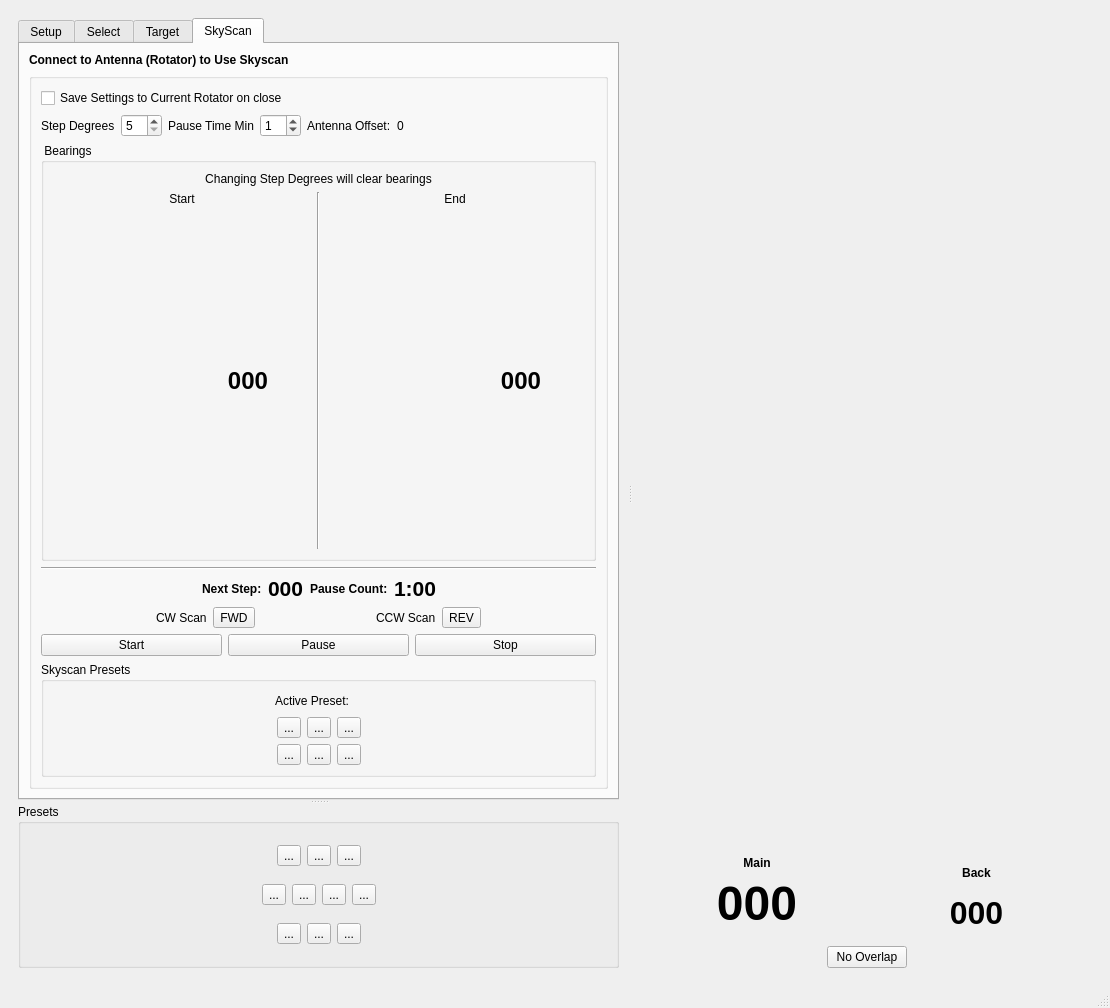
First picture: the form in mqt/MqtRotator/rotatormainwindow.ui, repository Rsclub22/Minos2-Mirror, before the edit.
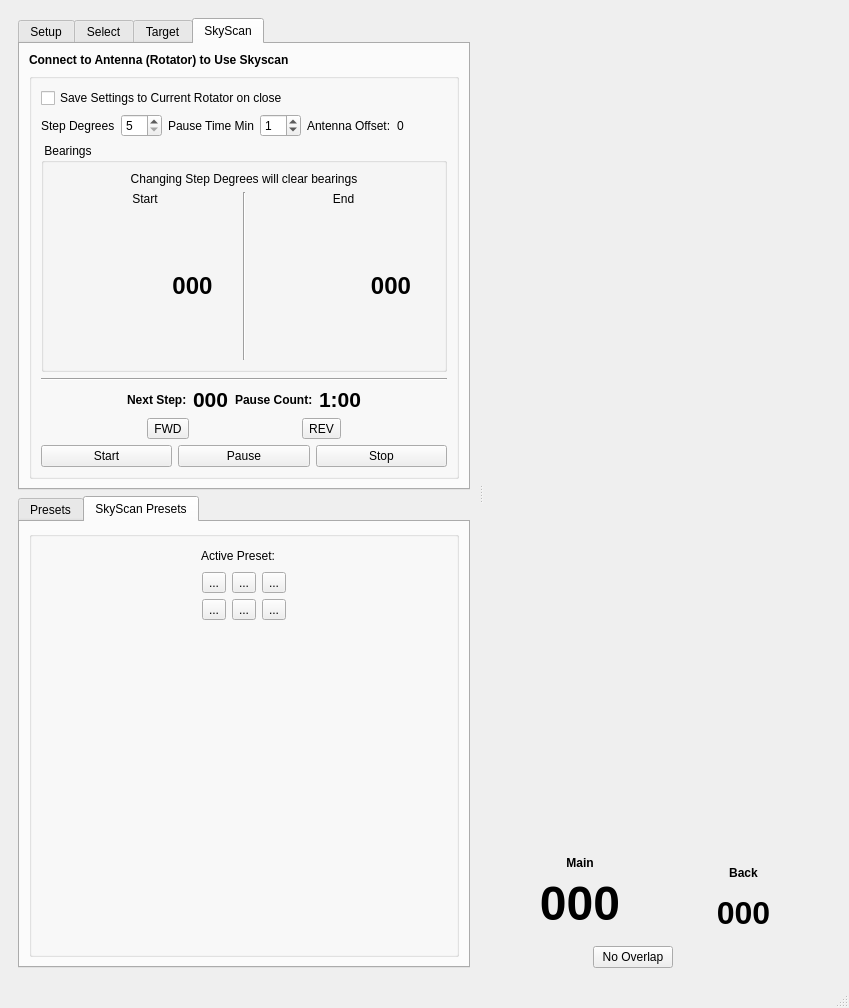
Second picture: the form after the edit. Custom widgets are drawn as their Qt base class.

Commit message: move skyscan preset tabwidget with the rotator presets, hidden when no skyscan

The edit to the form file:
```diff
--- a/mqt/MqtRotator/rotatormainwindow.ui
+++ b/mqt/MqtRotator/rotatormainwindow.ui
@@ -9,7 +9,7 @@
    <rect>
     <x>0</x>
     <y>0</y>
-    <width>1110</width>
+    <width>849</width>
     <height>1008</height>
    </rect>
   </property>
@@ -17,7 +17,7 @@
    <string>Minos Rotator</string>
   </property>
   <widget class="QWidget" name="centralwidget">
-   <layout class="QHBoxLayout" name="horizontalLayout_26">
+   <layout class="QVBoxLayout" name="verticalLayout_6">
     <item>
      <widget class="MinosSplitter" name="rotSplitter">
       <property name="orientation">
@@ -871,13 +871,6 @@
                         </property>
                        </spacer>
                       </item>
-                      <item>
-                       <widget class="QLabel" name="label_3">
-                        <property name="text">
-                         <string>CW Scan</string>
-                        </property>
-                       </widget>
-                      </item>
                       <item>
                        <widget class="QToolButton" name="skyScanCwIndicator">
                         <property name="text">
@@ -898,13 +891,6 @@
                         </property>
                        </spacer>
                       </item>
-                      <item>
-                       <widget class="QLabel" name="label_4">
-                        <property name="text">
-                         <string>CCW Scan</string>
-                        </property>
-                       </widget>
-                      </item>
                       <item>
                        <widget class="QToolButton" name="skyScanCcwIndicator">
                         <property name="text">
@@ -959,180 +945,34 @@
                   </item>
                  </layout>
                 </item>
-                <item>
-                 <widget class="QGroupBox" name="skyScanPresetGroupBox">
-                  <property name="title">
-                   <string>Skyscan Presets</string>
-                  </property>
-                  <layout class="QHBoxLayout" name="horizontalLayout_24">
-                   <item>
-                    <layout class="QVBoxLayout" name="verticalLayout_26">
-                     <item>
-                      <layout class="QHBoxLayout" name="horizontalLayout_25">
-                       <item>
-                        <spacer name="horizontalSpacer_26">
-                         <property name="orientation">
-                          <enum>Qt::Horizontal</enum>
-                         </property>
-                         <property name="sizeHint" stdset="0">
-                          <size>
-                           <width>40</width>
-                           <height>20</height>
-                          </size>
-                         </property>
-                        </spacer>
-                       </item>
-                       <item>
-                        <widget class="QLabel" name="label_9">
-                         <property name="text">
-                          <string>Active Preset:</string>
-                         </property>
-                        </widget>
-                       </item>
-                       <item>
-                        <widget class="QLabel" name="activePresetName">
-                         <property name="text">
-                          <string/>
-                         </property>
-                        </widget>
-                       </item>
-                       <item>
-                        <spacer name="horizontalSpacer_27">
-                         <property name="orientation">
-                          <enum>Qt::Horizontal</enum>
-                         </property>
-                         <property name="sizeHint" stdset="0">
-                          <size>
-                           <width>40</width>
-                           <height>20</height>
-                          </size>
-                         </property>
-                        </spacer>
-                       </item>
-                      </layout>
-                     </item>
-                     <item>
-                      <layout class="QHBoxLayout" name="horizontalLayout_23">
-                       <item>
-                        <spacer name="horizontalSpacer_23">
-                         <property name="orientation">
-                          <enum>Qt::Horizontal</enum>
-                         </property>
-                         <property name="sizeHint" stdset="0">
-                          <size>
-                           <width>40</width>
-                           <height>20</height>
-                          </size>
-                         </property>
-                        </spacer>
-                       </item>
-                       <item>
-                        <widget class="QToolButton" name="skyscanPreset0">
-                         <property name="text">
-                          <string>...</string>
-                         </property>
-                        </widget>
-                       </item>
-                       <item>
-                        <widget class="QToolButton" name="skyscanPreset1">
-                         <property name="text">
-                          <string>...</string>
-                         </property>
-                        </widget>
-                       </item>
-                       <item>
-                        <widget class="QToolButton" name="skyscanPreset2">
-                         <property name="text">
-                          <string>...</string>
-                         </property>
-                        </widget>
-                       </item>
-                       <item>
-                        <spacer name="horizontalSpacer_15">
-                         <property name="orientation">
-                          <enum>Qt::Horizontal</enum>
-                         </property>
-                         <property name="sizeHint" stdset="0">
-                          <size>
-                           <width>40</width>
-                           <height>20</height>
-                          </size>
-                         </property>
-                        </spacer>
-                       </item>
-                      </layout>
-                     </item>
-                     <item>
-                      <layout class="QHBoxLayout" name="horizontalLayout_30">
-                       <item>
-                        <spacer name="horizontalSpacer_25">
-                         <property name="orientation">
-                          <enum>Qt::Horizontal</enum>
-                         </property>
-                         <property name="sizeHint" stdset="0">
-                          <size>
-                           <width>40</width>
-                           <height>20</height>
-                          </size>
-                         </property>
-                        </spacer>
-                       </item>
-                       <item>
-                        <widget class="QToolButton" name="skyscanPreset3">
-                         <property name="text">
-                          <string>...</string>
-                         </property>
-                        </widget>
-                       </item>
-                       <item>
-                        <widget class="QToolButton" name="skyscanPreset4">
-                         <property name="text">
-                          <string>...</string>
-                         </property>
-                        </widget>
-                       </item>
-                       <item>
-                        <widget class="QToolButton" name="skyscanPreset5">
-                         <property name="text">
-                          <string>...</string>
-                         </property>
+               </layout>
+              </widget>
+             </item>
+            </layout>
+           </widget>
+          </widget>
                         </widget>
                        </item>
                        <item>
-                        <spacer name="horizontalSpacer_24">
-                         <property name="orientation">
-                          <enum>Qt::Horizontal</enum>
-                         </property>
-                         <property name="sizeHint" stdset="0">
-                          <size>
-                           <width>40</width>
-                           <height>20</height>
-                          </size>
-                         </property>
-                        </spacer>
-                       </item>
-                      </layout>
-                     </item>
-                    </layout>
-                   </item>
-                  </layout>
-                 </widget>
-                </item>
-               </layout>
-              </widget>
-             </item>
-            </layout>
-           </widget>
-          </widget>
-          <widget class="QGroupBox" name="presetsGroupBox">
-           <property name="title">
+         <widget class="QTabWidget" name="presetsTabWidget">
+          <property name="currentIndex">
+           <number>1</number>
+          </property>
+          <widget class="MinosCustomTab" name="PresetsTab">
+           <attribute name="title">
             <string>Presets</string>
-           </property>
-           <layout class="QVBoxLayout" name="verticalLayout_15">
+           </attribute>
+           <layout class="QVBoxLayout" name="verticalLayout_48">
+            <item>
+             <widget class="QGroupBox" name="presetsGroupBox">
+              <property name="title">
+               <string/>
+              </property>
+              <layout class="QVBoxLayout" name="verticalLayout_36">
             <item>
-             <layout class="QHBoxLayout" name="horizontalLayout_5">
+                <layout class="QHBoxLayout" name="horizontalLayout_26">
               <item>
-               <spacer name="horizontalSpacer_5">
+                  <spacer name="horizontalSpacer_28">
                 <property name="orientation">
                  <enum>Qt::Horizontal</enum>
                 </property>
@@ -1145,7 +985,7 @@
                </spacer>
               </item>
               <item>
-               <layout class="QVBoxLayout" name="verticalLayout_5"/>
+                  <layout class="QVBoxLayout" name="verticalLayout_37"/>
               </item>
               <item>
                <widget class="QToolButton" name="presetButton0">
@@ -1155,7 +995,7 @@
                </widget>
               </item>
               <item>
-               <layout class="QVBoxLayout" name="verticalLayout_6">
+                  <layout class="QVBoxLayout" name="verticalLayout_38">
                 <item>
                  <widget class="QToolButton" name="presetButton1">
                   <property name="text">
@@ -1166,7 +1006,7 @@
                </layout>
               </item>
               <item>
-               <layout class="QVBoxLayout" name="verticalLayout_7">
+                  <layout class="QVBoxLayout" name="verticalLayout_39">
                 <item>
                  <widget class="QToolButton" name="presetButton2">
                   <property name="text">
@@ -1177,7 +1017,7 @@
                </layout>
               </item>
               <item>
-               <spacer name="horizontalSpacer_6">
+                  <spacer name="horizontalSpacer_29">
                 <property name="orientation">
                  <enum>Qt::Horizontal</enum>
                 </property>
@@ -1192,7 +1032,7 @@
              </layout>
             </item>
             <item>
-             <layout class="QHBoxLayout" name="horizontalLayout_6">
+                <layout class="QHBoxLayout" name="horizontalLayout_27">
               <item>
                <spacer name="horizontalSpacer_9">
                 <property name="orientation">
@@ -1266,7 +1106,7 @@
              </layout>
             </item>
             <item>
-             <layout class="QHBoxLayout" name="horizontalLayout_7">
+                <layout class="QHBoxLayout" name="horizontalLayout_28">
               <item>
                <spacer name="horizontalSpacer_7">
                 <property name="orientation">
@@ -1327,6 +1167,188 @@
                </spacer>
               </item>
              </layout>
+               </item>
+              </layout>
+             </widget>
+            </item>
+           </layout>
+          </widget>
+          <widget class="MinosCustomTab" name="skyScanPresetsTab">
+           <attribute name="title">
+            <string>SkyScan Presets</string>
+           </attribute>
+           <layout class="QVBoxLayout" name="verticalLayout_5">
+            <item>
+             <widget class="QGroupBox" name="skyScanPresetGroupBox_2">
+              <property name="title">
+               <string/>
+              </property>
+              <layout class="QHBoxLayout" name="horizontalLayout_29">
+               <item>
+                <layout class="QVBoxLayout" name="verticalLayout_47">
+                 <item>
+                  <layout class="QHBoxLayout" name="horizontalLayout_31">
+                   <item>
+                    <spacer name="horizontalSpacer_34">
+                     <property name="orientation">
+                      <enum>Qt::Horizontal</enum>
+                     </property>
+                     <property name="sizeHint" stdset="0">
+                      <size>
+                       <width>40</width>
+                       <height>20</height>
+                      </size>
+                     </property>
+                    </spacer>
+                   </item>
+                   <item>
+                    <widget class="QLabel" name="label_10">
+                     <property name="text">
+                      <string>Active Preset:</string>
+                     </property>
+                    </widget>
+                   </item>
+                   <item>
+                    <widget class="QLabel" name="activePresetName">
+                     <property name="text">
+                      <string/>
+                     </property>
+                    </widget>
+                   </item>
+                   <item>
+                    <spacer name="horizontalSpacer_35">
+                     <property name="orientation">
+                      <enum>Qt::Horizontal</enum>
+                     </property>
+                     <property name="sizeHint" stdset="0">
+                      <size>
+                       <width>40</width>
+                       <height>20</height>
+                      </size>
+                     </property>
+                    </spacer>
+                   </item>
+                  </layout>
+                 </item>
+                 <item>
+                  <layout class="QHBoxLayout" name="horizontalLayout_32">
+                   <item>
+                    <spacer name="horizontalSpacer_36">
+                     <property name="orientation">
+                      <enum>Qt::Horizontal</enum>
+                     </property>
+                     <property name="sizeHint" stdset="0">
+                      <size>
+                       <width>40</width>
+                       <height>20</height>
+                      </size>
+                     </property>
+                    </spacer>
+                   </item>
+                   <item>
+                    <widget class="QToolButton" name="skyscanPreset0">
+                     <property name="text">
+                      <string>...</string>
+                     </property>
+                    </widget>
+                   </item>
+                   <item>
+                    <widget class="QToolButton" name="skyscanPreset1">
+                     <property name="text">
+                      <string>...</string>
+                     </property>
+                    </widget>
+                   </item>
+                   <item>
+                    <widget class="QToolButton" name="skyscanPreset2">
+                     <property name="text">
+                      <string>...</string>
+                     </property>
+                    </widget>
+                   </item>
+                   <item>
+                    <spacer name="horizontalSpacer_37">
+                     <property name="orientation">
+                      <enum>Qt::Horizontal</enum>
+                     </property>
+                     <property name="sizeHint" stdset="0">
+                      <size>
+                       <width>40</width>
+                       <height>20</height>
+                      </size>
+                     </property>
+                    </spacer>
+                   </item>
+                  </layout>
+                 </item>
+                 <item>
+                  <layout class="QHBoxLayout" name="horizontalLayout_33">
+                   <item>
+                    <spacer name="horizontalSpacer_38">
+                     <property name="orientation">
+                      <enum>Qt::Horizontal</enum>
+                     </property>
+                     <property name="sizeHint" stdset="0">
+                      <size>
+                       <width>40</width>
+                       <height>20</height>
+                      </size>
+                     </property>
+                    </spacer>
+                   </item>
+                   <item>
+                    <widget class="QToolButton" name="skyscanPreset3">
+                     <property name="text">
+                      <string>...</string>
+                     </property>
+                    </widget>
+                   </item>
+                   <item>
+                    <widget class="QToolButton" name="skyscanPreset4">
+                     <property name="text">
+                      <string>...</string>
+                     </property>
+                    </widget>
+                   </item>
+                   <item>
+                    <widget class="QToolButton" name="skyscanPreset5">
+                     <property name="text">
+                      <string>...</string>
+                     </property>
+                    </widget>
+                   </item>
+                   <item>
+                    <spacer name="horizontalSpacer_39">
+                     <property name="orientation">
+                      <enum>Qt::Horizontal</enum>
+                     </property>
+                     <property name="sizeHint" stdset="0">
+                      <size>
+                       <width>40</width>
+                       <height>20</height>
+                      </size>
+                     </property>
+                    </spacer>
+                   </item>
+                  </layout>
+                 </item>
+                 <item>
+                  <spacer name="verticalSpacer_13">
+                   <property name="orientation">
+                    <enum>Qt::Vertical</enum>
+                   </property>
+                   <property name="sizeHint" stdset="0">
+                    <size>
+                     <width>20</width>
+                     <height>40</height>
+                    </size>
+                   </property>
+                  </spacer>
+                 </item>
+                </layout>
+               </item>
+              </layout>
+             </widget>
             </item>
            </layout>
           </widget>
```
Left out of the diff: 24 changed lines with no effect on the pictures. Lines whose indentation alone changed are shown as unchanged. The commit also changes 1 other file.
